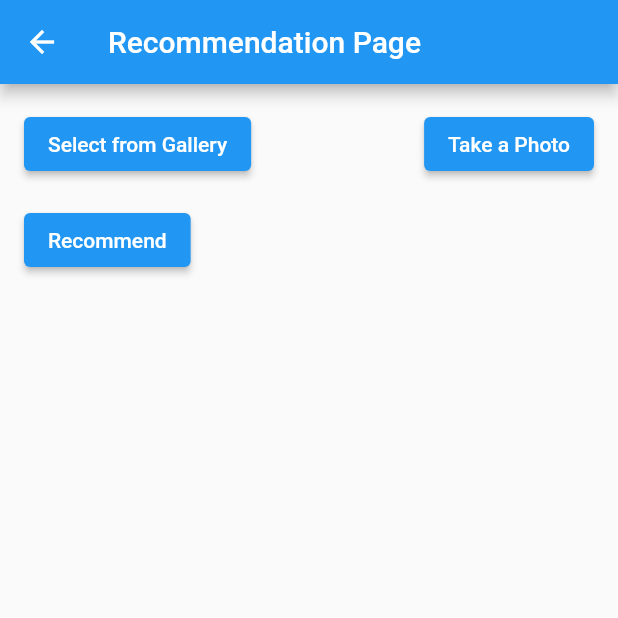
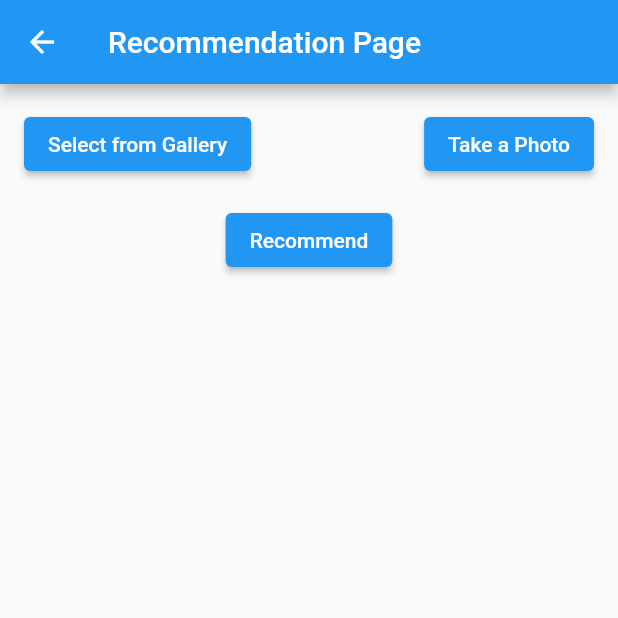
Before and after one commit to algonacci/MixMate-Mobile, a Flutter app: the RecommendationPage screen opened directly, on a phone screen of 412 x 824 dp, the top half of it. Run offline on Flutter 3.47's test engine with Material 2 defaults, Android fonts, the phone set to English and light mode, and no system bars; our stand-ins replace image_picker; network calls fail.

```diff
--- a/lib/explore_page.dart
+++ b/lib/explore_page.dart
@@ -68,7 +68,7 @@ class _ExplorePageState extends State<ExplorePage> {
                       children: [
                         Expanded(
                           child: Image.network(
-                            item['gambar'],
+                            'https://storage.googleapis.com/mixmate/${item['gambar']}',
                             fit: BoxFit.cover,
                             width: double.infinity,
                             height: double.infinity,
--- a/lib/recommendation_page.dart
+++ b/lib/recommendation_page.dart
@@ -5,6 +5,7 @@ import 'package:flutter/material.dart';
 import 'package:http/http.dart' as http;
 import 'package:http_parser/http_parser.dart';
 import 'package:image_picker/image_picker.dart';
+import 'package:intl/intl.dart';
 
 class RecommendationPage extends StatefulWidget {
   @override
@@ -105,11 +106,13 @@ class _RecommendationPageState extends State<RecommendationPage> {
                 ],
               ),
               SizedBox(height: 16),
-              ElevatedButton(
-                onPressed: _isFetching ? null : sendImage,
-                child: _isFetching
-                    ? CircularProgressIndicator()
-                    : Text('Recommend'),
+              Center(
+                child: ElevatedButton(
+                  onPressed: _isFetching ? null : sendImage,
+                  child: _isFetching
+                      ? CircularProgressIndicator()
+                      : Text('Recommend'),
+                ),
               ),
               SizedBox(height: 16),
               if (_gender != null || _race != null || _style != null)
@@ -190,7 +193,7 @@ class _RecommendationPageState extends State<RecommendationPage> {
                                 ),
                                 SizedBox(height: 4),
                                 Text(
-                                  'Price: ${outfit['price']}',
+                                  'Price: ${NumberFormat.currency(locale: 'id_ID', symbol: 'Rp').format(int.parse(outfit['price']))}',
                                   style: TextStyle(fontSize: 14),
                                 ),
                               ],
```
